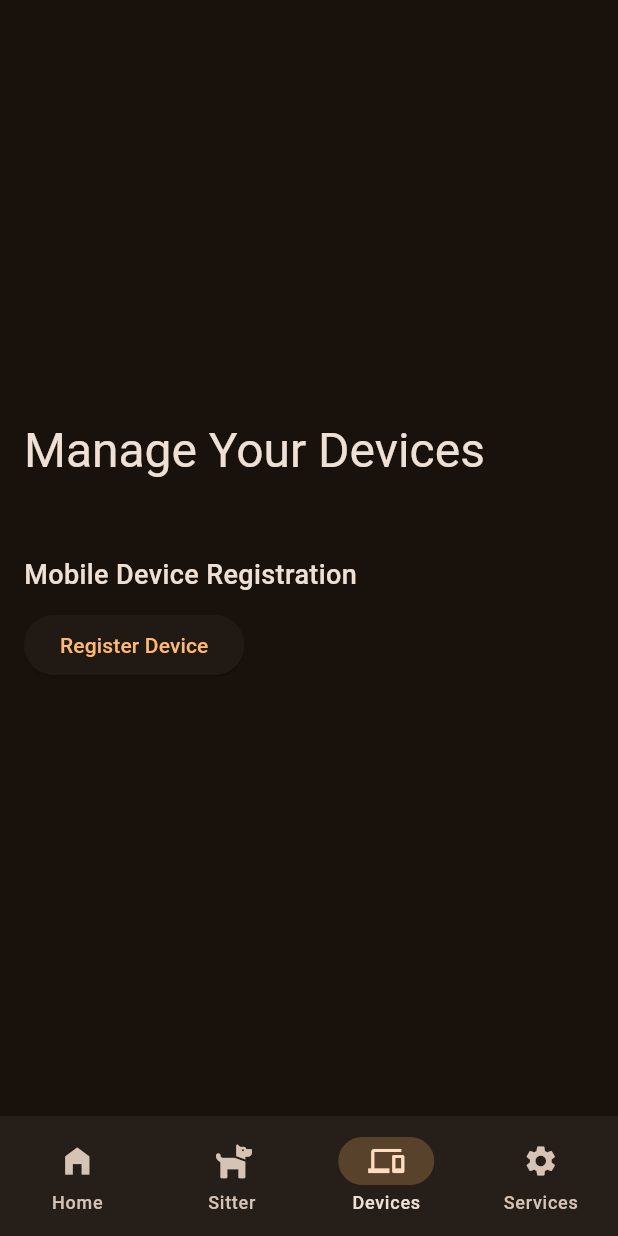
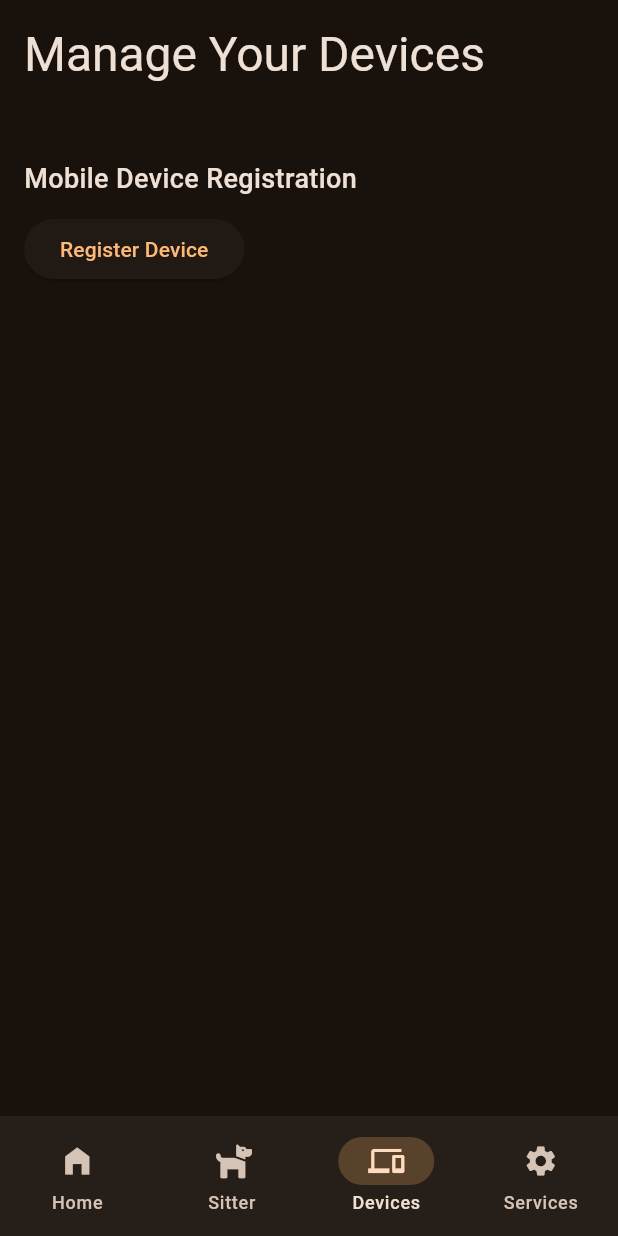
Before and after one commit to deathcoder/barkbuddy, a Flutter app: the screen it shows once a user with an empty profile is signed in, item 3 of the bottom bar chosen, on a phone screen of 412 x 824 dp. Run offline on Flutter 3.47's test engine with Material 3 defaults, Android fonts, the phone set to English and light mode, and no system bars; our stand-ins replace after_layout, bloc, cloud_firestore, cloud_functions, device_info_plus, equatable and 9 more; missing offline and left inert: firebase_app_check, pcmtowave, record; accounts and stored records are empty; network calls fail; statements that could not run were skipped.

Commit message:
fix login, it was overriding the enabled field, fix alignment

```diff
--- a/lib/home/home_screen.dart
+++ b/lib/home/home_screen.dart
@@ -91,7 +91,7 @@ class _HomeScreenState extends State<HomeScreen> {
             child: Padding(
               padding: const EdgeInsets.all(16.0),
               child:
-                  Center(child: destinations[selectedIndex].builder(context)),
+                  destinations[selectedIndex].builder(context),
             ),
           ),
           onDestinationSelected: onDestinationSelected,
--- a/lib/home/navigation/navigation_scaffold.dart
+++ b/lib/home/navigation/navigation_scaffold.dart
@@ -64,6 +64,7 @@ class _NavigationScaffoldState extends State<NavigationScaffold> with SingleTick
         builder: (context, _) {
           return Scaffold(
             body: Row(
+              crossAxisAlignment: CrossAxisAlignment.start,
               children: [
                 DisappearingNavigationRail(
                   railAnimation: railAnimation,
--- a/lib/home/pages/devices/devices_page.dart
+++ b/lib/home/pages/devices/devices_page.dart
@@ -24,6 +24,7 @@ class DevicesPage extends StatelessWidget {
         return SingleChildScrollView(
           child: Column(
             crossAxisAlignment: CrossAxisAlignment.start,
+            mainAxisAlignment: MainAxisAlignment.start,
             children: [
               Text(
                 'Manage Your Devices',
--- a/lib/login/bloc/login_bloc.dart
+++ b/lib/login/bloc/login_bloc.dart
@@ -47,7 +47,7 @@ class LoginBloc extends Bloc<LoginEvent, LoginState> {
 
   Future<void> onAuthChanged(AuthChanged event, Emitter<LoginState> emit) async {
     if(event.authenticationState.authenticationStatus == AuthenticationStatus.authenticated) {
-      await userService.updateUser(event.authenticationState.user!);
+      await userService.updateFirebaseUser(event.authenticationState.user!);
       emit(state.copyWith(status: LoginStatus.success));
     } else {
       emit(state.copyWith(status: LoginStatus.loggedOut));
--- a/lib/login/models/barkbuddy_user.dart
+++ b/lib/login/models/barkbuddy_user.dart
@@ -5,6 +5,7 @@ part '../../generated/login/models/barkbuddy_user.g.dart';
 
 @JsonSerializable()
 class BarkbuddyUser {
+  // Firebase user fields
   final String? displayName;
   final String? email;
   final bool emailVerified;
@@ -14,6 +15,8 @@ class BarkbuddyUser {
   final String? phoneNumber;
   final String? photoUrl;
   final String uid;
+
+  // custom fields
   final bool? enabled;
 
   BarkbuddyUser({
```
Also changed, not shown: lib/home/pages/services/services_page.dart (+2 -5 lines), lib/login/services/users/barkbuddy_user_service.dart (+12 -2 lines).
